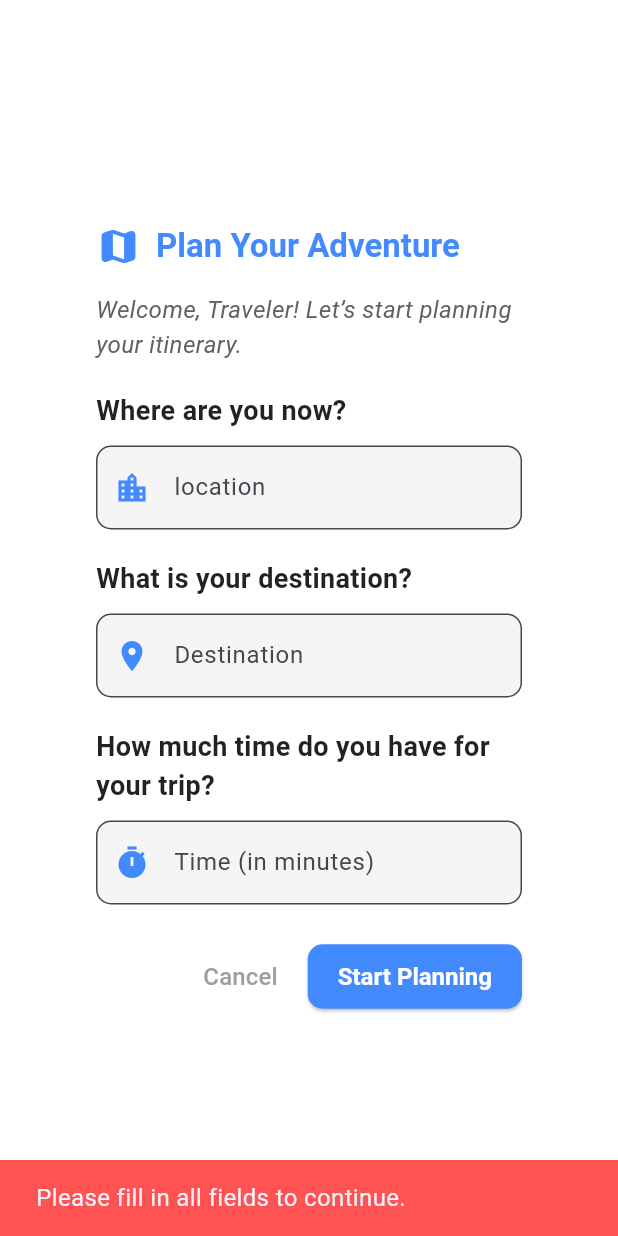
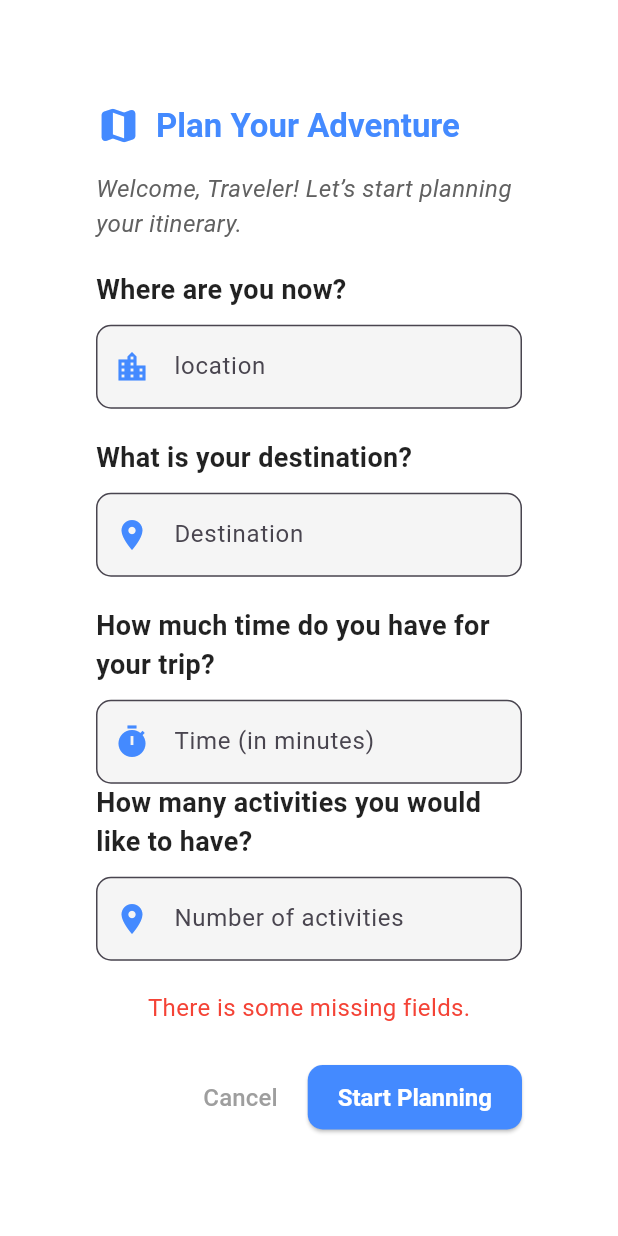
Before and after one commit to ckhkc/test, a Flutter app: the PromptDialog widget shown alone on an empty page, opened directly, after a tap on "Start Planning", on a phone screen of 412 x 824 dp. Run offline on Flutter 3.47's test engine with Material 3 defaults, Android fonts, the phone set to English and light mode, and no system bars; our stand-ins replace flutter_map, latlong2.

Commit message:
fixing prompt dialog

```diff
--- a/lib/pages/map_page.dart
+++ b/lib/pages/map_page.dart
@@ -99,9 +99,9 @@ class _MapPage extends State<MapPage> {
                     0.8, // 80% of screen width
                 child: ElevatedButton(
                   onPressed: () {
-                    ScaffoldMessenger.of(context).showSnackBar(
-                      SnackBar(content: Text('Get Started pressed!')),
-                    );
+                    // ScaffoldMessenger.of(context).showSnackBar(
+                    //   SnackBar(content: Text('Get Started pressed!')),
+                    // );
                     showDialog(
                       context: context,
                       builder: (context) => PromptDialog(),
@@ -224,15 +224,20 @@ class PromptDialog extends StatefulWidget {
 }
 
 class _PromptDialogState extends State<PromptDialog> {
-  final TextEditingController _nameController = TextEditingController();
-  final TextEditingController _numberController = TextEditingController();
-  final TextEditingController _timeController = TextEditingController();
+  final TextEditingController _departureController = TextEditingController();
+  final TextEditingController _destinationController = TextEditingController();
+  final TextEditingController _stepsController = TextEditingController();
+  final TextEditingController _thetaController = TextEditingController();
+
+  var isProblemInput = false;
+  var isProblemPrompt = '';
 
   @override
   void dispose() {
-    _nameController.dispose();
-    _numberController.dispose();
-    _timeController.dispose();
+    _departureController.dispose();
+    _destinationController.dispose();
+    _stepsController.dispose();
+    _thetaController.dispose();
     super.dispose();
   }
 
@@ -284,7 +289,7 @@ class _PromptDialogState extends State<PromptDialog> {
             ),
             const SizedBox(height: 10),
             TextField(
-              controller: _nameController,
+              controller: _departureController,
               decoration: InputDecoration(
                 border: OutlineInputBorder(
                   borderRadius: BorderRadius.circular(10),
@@ -307,7 +312,7 @@ class _PromptDialogState extends State<PromptDialog> {
             ),
             const SizedBox(height: 10),
             TextField(
-              controller: _numberController,
+              controller: _destinationController,
               keyboardType: TextInputType.number,
               decoration: InputDecoration(
                 border: OutlineInputBorder(
@@ -331,7 +336,7 @@ class _PromptDialogState extends State<PromptDialog> {
             ),
             const SizedBox(height: 10),
             TextField(
-              controller: _timeController,
+              controller: _thetaController,
               keyboardType: TextInputType.number,
               decoration: InputDecoration(
                 border: OutlineInputBorder(
@@ -343,6 +348,37 @@ class _PromptDialogState extends State<PromptDialog> {
                 fillColor: Colors.grey[100],
               ),
             ),
+            // Number of steps
+            const Text(
+              'How many activities you would like to have?',
+              style: TextStyle(
+                fontSize: 18,
+                fontWeight: FontWeight.w600,
+                color: Colors.black87,
+              ),
+            ),
+            const SizedBox(height: 10),
+            TextField(
+              controller: _stepsController,
+              keyboardType: TextInputType.number,
+              decoration: InputDecoration(
+                border: OutlineInputBorder(
+                  borderRadius: BorderRadius.circular(10),
+                ),
+                labelText: 'Number of activities',
+                prefixIcon: Icon(Icons.place, color: Colors.blueAccent),
+                filled: true,
+                fillColor: Colors.grey[100],
+              ),
+            ),
+            const SizedBox(height: 20),
+            if (isProblemInput)
+              Center(
+                child: Text(
+                  isProblemPrompt,
+                  style: TextStyle(color: Colors.red),
+                ),
+              ),
           ],
         ),
       ),
@@ -358,29 +394,49 @@ class _PromptDialogState extends State<PromptDialog> {
         ),
         ElevatedButton(
           onPressed: () {
-            if (_nameController.text.isEmpty ||
-                _numberController.text.isEmpty ||
-                _timeController.text.isEmpty) {
-              ScaffoldMessenger.of(context).showSnackBar(
-                const SnackBar(
-                  content: Text('Please fill in all fields to continue.'),
-                  backgroundColor: Colors.redAccent,
-                ),
-              );
+            if (_departureController.text.isEmpty ||
+                _destinationController.text.isEmpty ||
+                _thetaController.text.isEmpty ||
+                _stepsController.text.isEmpty) {
+              setState(() {
+                isProblemInput = true;
+                isProblemPrompt = 'There is some missing fields.';
+              });
               return;
+            } else {
+              setState(() {
+                isProblemInput = false;
+                isProblemPrompt = '';
+              });
             }
 
-            int? numberOfFields = int.tryParse(_numberController.text);
-            if (numberOfFields == null || numberOfFields <= 0) {
-              ScaffoldMessenger.of(context).showSnackBar(
-                const SnackBar(
-                  content: Text(
-                    'Please enter a valid positive number of destinations.',
-                  ),
-                  backgroundColor: Colors.redAccent,
-                ),
-              );
+            int? theta = int.tryParse(_thetaController.text);
+            if (theta == null || theta <= 0) {
+              setState(() {
+                isProblemInput = true;
+                isProblemPrompt = 'Please enter a positive number for time.';
+              });
               return;
+            } else {
+              setState(() {
+                isProblemInput = false;
+                isProblemPrompt = '';
+              });
+            }
+
+            int? steps = int.tryParse(_stepsController.text);
+            if (steps == null || steps < 0) {
+              setState(() {
+                isProblemInput = true;
+                isProblemPrompt =
+                    'Please enter a non-negative number for no. of activities.';
+              });
+              return;
+            } else {
+              setState(() {
+                isProblemInput = false;
+                isProblemPrompt = '';
+              });
             }
 
             // Close the dialog
```
